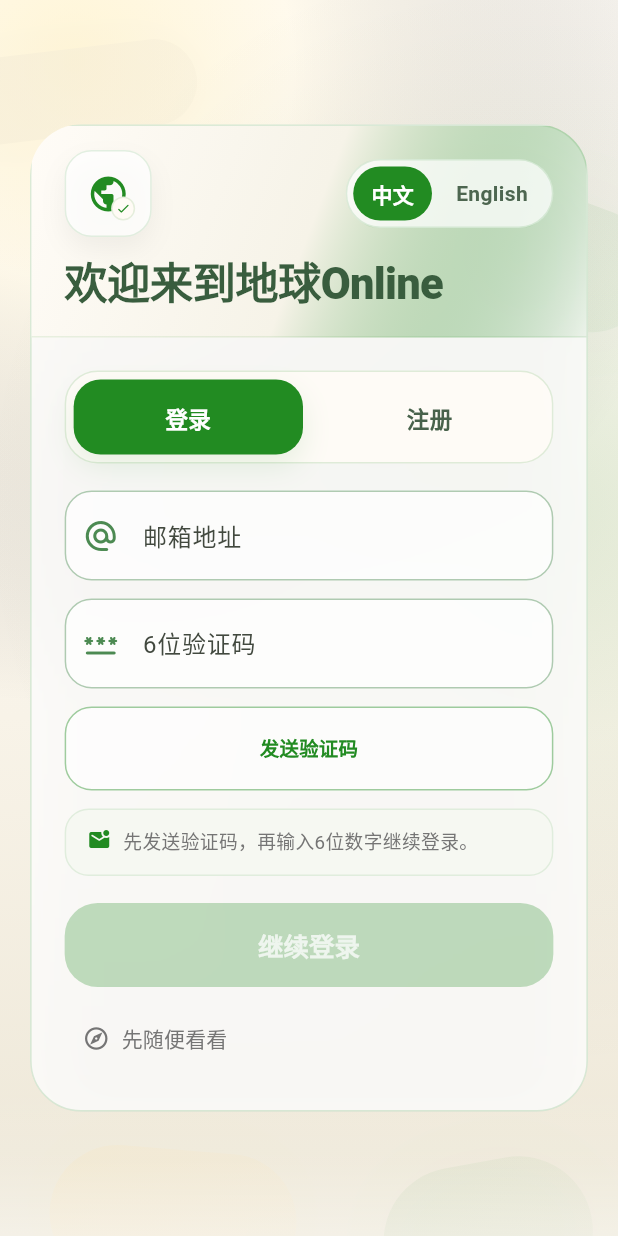
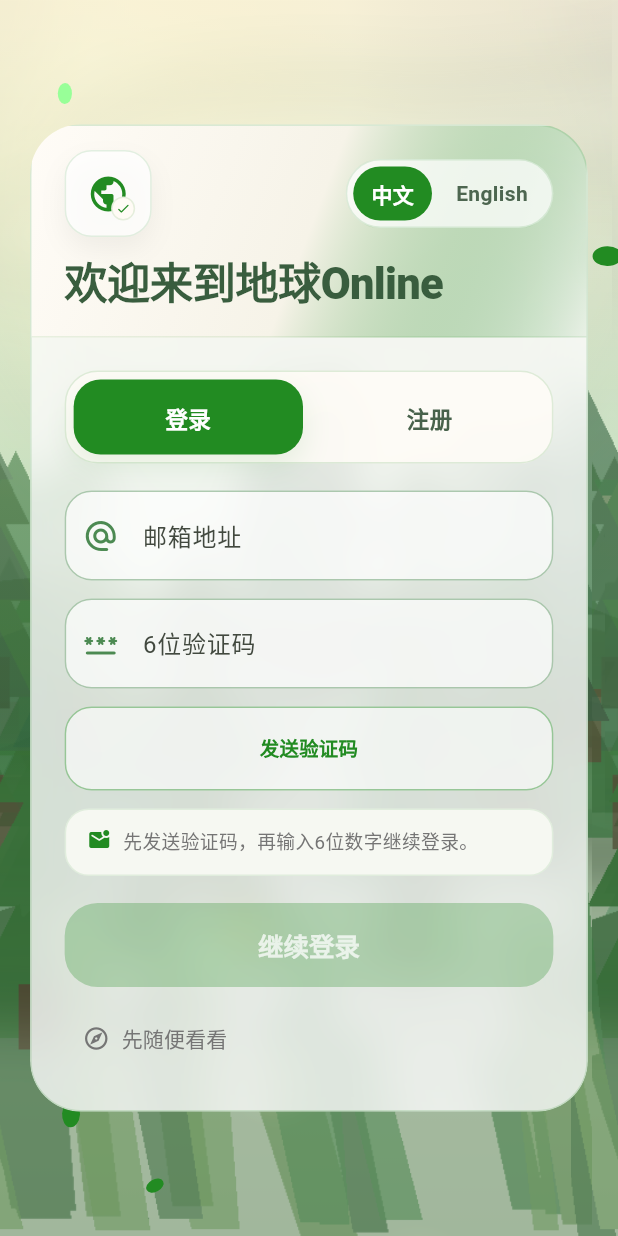
Before and after one commit to xunyud/Earth-Online, a Flutter app: the screen it shows after launch, on a phone screen of 412 x 824 dp. Run offline on Flutter 3.47's test engine with Material 3 defaults, Android fonts, the phone set to English and light mode, and no system bars; our stand-ins replace confetti, file_picker, fl_chart, flutter_markdown, shared_preferences, supabase_flutter; accounts and stored records are empty.

Commit message:
feat: 登录页恢复森林视差背景 + 阳光辉光
将 SoftAuthBackground（纯渐变）替换为原版森林视差系统：
- 4 层视差滚动（sky/far/mid/near）
- 静态底图 login_backdrop.png
- 阳光径向渐变叠加
- ForestParticles 树叶 + 光斑粒子
重新截图并渲染中英两版视频。

```diff
--- a/frontend/lib/features/auth/screens/login_screen.dart
+++ b/frontend/lib/features/auth/screens/login_screen.dart
@@ -8,7 +8,8 @@ import '../../../core/constants/app_text_styles.dart';
 import '../../../core/i18n/app_locale_controller.dart';
 import '../../../core/services/supabase_auth_service.dart';
 import '../../../core/theme/quest_theme.dart';
-import '../widgets/soft_auth_background.dart';
+import '../widgets/forest_particles.dart';
+import '../widgets/parallax_background.dart';
 
 enum _AuthMode { signIn, signUp }
 
@@ -225,10 +226,84 @@ class _LoginScreenState extends State<LoginScreen>
     return Scaffold(
       body: Stack(
         children: [
+          // 森林视差背景
           Positioned.fill(
-            child: SoftAuthBackground(
-              accentColor: questTheme.primaryAccentColor,
+            child: Container(
+              decoration: const BoxDecoration(
+                gradient: LinearGradient(
+                  begin: Alignment.topCenter,
+                  end: Alignment.bottomCenter,
+                  colors: [
+                    Color(0xFFF0EACC),
+                    Color(0xFFC4D8A0),
+                    Color(0xFF8ABF6E),
+                    Color(0xFF3D7A3A),
+                  ],
+                  stops: [0.0, 0.3, 0.6, 1.0],
+                ),
+              ),
             ),
+          ),
+          // 静态底图
+          Positioned.fill(
+            child: Opacity(
+              opacity: 0.5,
+              child: Image.asset(
+                'assets/images/backgrounds/forest/login_backdrop.png',
+                fit: BoxFit.cover,
+                errorBuilder: (_, __, ___) => const SizedBox.shrink(),
+              ),
+            ),
+          ),
+          // 视差滚动层
+          Positioned.fill(
+            child: Opacity(
+              opacity: 0.78,
+              child: ParallaxBackground(
+                scrollSpeed: 18,
+                layers: const [
+                  ParallaxLayer(
+                    assetPath: 'assets/images/backgrounds/forest/sky.png',
+                    speed: 0.08,
+                  ),
+                  ParallaxLayer(
+                    assetPath: 'assets/images/backgrounds/forest/far.png',
+                    speed: 0.16,
+                  ),
+                  ParallaxLayer(
+                    assetPath: 'assets/images/backgrounds/forest/mid.png',
+                    speed: 0.32,
+                  ),
+                  ParallaxLayer(
+                    assetPath: 'assets/images/backgrounds/forest/near.png',
+                    speed: 0.58,
+                  ),
+                ],
+              ),
+            ),
+          ),
+          // 阳光渐变叠加
+          Positioned.fill(
+            child: IgnorePointer(
+              child: DecoratedBox(
+                decoration: BoxDecoration(
+                  gradient: RadialGradient(
+                    center: const Alignment(-0.7, -0.9),
+                    radius: 1.2,
+                    colors: [
+                      const Color(0xFFFFF8D0).withValues(alpha: 0.45),
+                      const Color(0xFFFFF0B0).withValues(alpha: 0.15),
+                      Colors.transparent,
+                    ],
+                    stops: const [0.0, 0.35, 1.0],
+                  ),
+                ),
+              ),
+            ),
+          ),
+          // 森林粒子（树叶 + 光斑）
+          const Positioned.fill(
+            child: ForestParticles(),
           ),
           SafeArea(
             child: Center(
```
Also changed, not shown: promo-video/public/screens/login.png.
